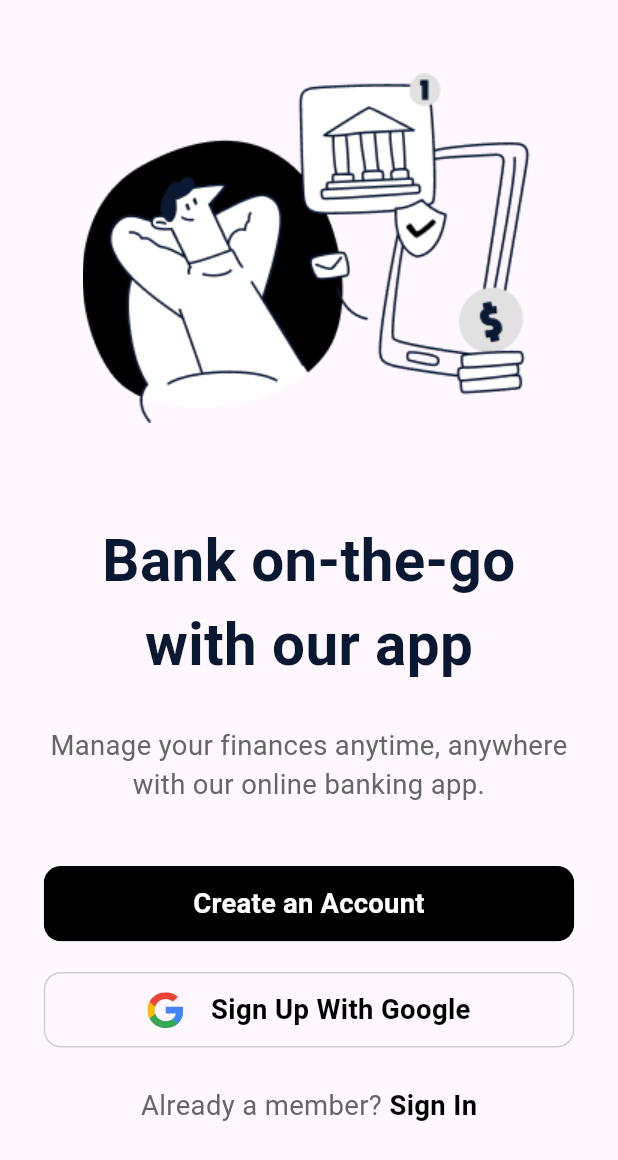
After one commit to Harshit-Kotecha/bank_app, a Flutter app: the SignInScreen screen opened by its route, on a phone screen of 412 x 824 dp. The commit adds this screen. Shown: the top 1160 px of the screen. Run offline on Flutter 3.47's test engine with Material 3 defaults, Android fonts, the phone set to English and light mode, and no system bars; our stand-ins replace flutter_svg, get; Roboto replaces fonts that are missing (Poppins).

Commit message:
Add sign in screen, update routes and imports

```diff
--- a/lib/constants/assets.dart
+++ b/lib/constants/assets.dart
@@ -4,6 +4,7 @@ abstract class Assets {
 
   static const String splashScreen = '$_baseImagePath/splash_screen.png';
   static const String profileImg = '$_baseImagePath/profile.png';
+  static const String signInImg = '$_baseImagePath/sign_in.png';
 
   static const String sendSvg = '$_baseSvgPath/send.svg';
   static const String lockSvg = '$_baseSvgPath/lock.svg';
@@ -18,4 +19,5 @@ abstract class Assets {
   static const String accountSvg = '$_baseSvgPath/account.svg';
   static const String backSvg = '$_baseSvgPath/back.svg';
   static const String successSvg = '$_baseSvgPath/success.svg';
+  static const String googleSvg = '$_baseSvgPath/google.svg';
 }
--- a/lib/features/auth/data/controller/splash_controller.dart
+++ b/lib/features/auth/data/controller/splash_controller.dart
@@ -15,6 +15,7 @@ class SplashController extends BaseController {
   }
 
   Future<void> handleLoginFlow() async {
+    // NavigationHandler.removeAllNavigateTo(NamedRoutes.signinScreen);
     NavigationHandler.removeAllNavigateTo(NamedRoutes.dashboardScreen);
   }
 }
--- /dev/null
+++ b/lib/features/auth/presentation/screens/sign_in_screen.dart
@@ -0,0 +1,116 @@
+import 'package:bank_app/constants/app_colors.dart';
+import 'package:bank_app/constants/assets.dart';
+import 'package:bank_app/core/custom_text.dart';
+import 'package:bank_app/core/custom_text_style.dart';
+import 'package:bank_app/utils/dimensions.dart';
+import 'package:bank_app/widgets/app_elevated_button.dart';
+import 'package:bank_app/widgets/spacing.dart';
+import 'package:flutter/material.dart';
+import 'package:flutter_svg/flutter_svg.dart';
+
+class SignInScreen extends StatelessWidget {
+  const SignInScreen({super.key});
+
+  @override
+  Widget build(BuildContext context) {
+    return Scaffold(
+      body: SafeArea(
+        child: Padding(
+          padding: EdgeInsets.symmetric(
+              horizontal: scaleW(context, 25.5), vertical: scaleH(context, 8)),
+          child: Column(
+            children: [
+              Spacing.verticalSpacing(context, 30),
+              _welcomeWidget(context),
+              Spacing.verticalSpacing(context, 32),
+              _signInButtons(context),
+              Spacing.verticalSpacing(context, 20),
+              Row(
+                mainAxisAlignment: MainAxisAlignment.center,
+                children: [
+                  CustomText(
+                    text: "Already a member?",
+                    textStyle: CustomTextStyle.textStyle16Regular(
+                      context,
+                      color: AppColors.lightTitleText,
+                    ),
+                    textAlign: TextAlign.center,
+                  ),
+                  CustomText(
+                    text: " Sign In",
+                    textStyle: CustomTextStyle.textStyle16SemiBold(
+                      context,
+                      color: AppColors.black,
+                    ),
+                    textAlign: TextAlign.center,
+                  ),
+                ],
+              )
+            ],
+          ),
+        ),
+      ),
+    );
+  }
+
+  _welcomeWidget(BuildContext context) {
+    return Column(
+      children: [
+        const Image(
+          image: AssetImage(Assets.signInImg),
+          fit: BoxFit.fill,
+        ),
+        Spacing.verticalSpacing(context, 50),
+        CustomText(
+          text: "Bank on-the-go with our app",
+          textStyle: CustomTextStyle.textStyle34Bold(
+            context,
+            color: AppColors.primaryColor,
+          ),
+          textAlign: TextAlign.center,
+        ),
+        Spacing.verticalSpacing(context, 20),
+        CustomText(
+          text:
+              "Manage your finances anytime, anywhere with our online banking app.",
+          textStyle: CustomTextStyle.textStyle16Regular(
+            context,
+            color: AppColors.lightTitleText,
+          ),
+          textAlign: TextAlign.center,
+        ),
+      ],
+    );
+  }
+
+  _signInButtons(BuildContext context) {
+    return Column(
+      children: [
+        AppElevatedButton(title: "Create an Account", onPress: () {}),
+        Spacing.verticalSpacing(context, 16),
+        Container(
+          width: double.maxFinite,
+          height: scaleH(context, 39),
+          decoration: BoxDecoration(
+            border: Border.all(color: AppColors.fCFCFCF),
+            borderRadius: BorderRadius.circular(scaleW(context, 10)),
+          ),
+          child: Row(
+            mainAxisAlignment: MainAxisAlignment.center,
+            children: [
+              SvgPicture.asset(Assets.googleSvg),
+              Spacing.horizontalSpacing(context, 16),
+              CustomText(
+                text: "Sign Up With Google",
+                textStyle: CustomTextStyle.textStyle16Bold(
+                  context,
+                  color: AppColors.black,
+                ),
+              ),
+            ],
+          ),
+        ),
+      ],
+    );
+  }
+}
--- a/lib/features/dashboard/data/controller/dashboard_controller.dart
+++ b/lib/features/dashboard/data/controller/dashboard_controller.dart
@@ -9,9 +9,9 @@ class DashboardController extends BaseController {
   RxInt selectedTabIndex = RxInt(0);
 
   final widgetOptions = [
-    HomeScreen(),
+    const HomeScreen(),
     TransferScreen(),
-    CardsScreen(),
-    AccountScreen(),
+    const CardsScreen(),
+    const AccountScreen(),
   ];
 }
--- a/lib/features/dashboard/presentation/screens/account_screen.dart
+++ b/lib/features/dashboard/presentation/screens/account_screen.dart
@@ -1,4 +1,3 @@
-import 'package:flutter/foundation.dart';
 import 'package:flutter/widgets.dart';
 
 class AccountScreen extends StatelessWidget {
--- a/lib/features/dashboard/presentation/screens/cards_screen.dart
+++ b/lib/features/dashboard/presentation/screens/cards_screen.dart
@@ -1,4 +1,3 @@
-import 'package:flutter/foundation.dart';
 import 'package:flutter/widgets.dart';
 
 class CardsScreen extends StatelessWidget {
--- a/lib/features/dashboard/presentation/screens/dashboard_screen.dart
+++ b/lib/features/dashboard/presentation/screens/dashboard_screen.dart
@@ -2,9 +2,7 @@ import 'package:bank_app/constants/app_colors.dart';
 import 'package:bank_app/constants/assets.dart';
 import 'package:bank_app/features/dashboard/data/controller/dashboard_controller.dart';
 import 'package:bank_app/utils/dimensions.dart';
-import 'package:flutter/foundation.dart';
 import 'package:flutter/material.dart';
-import 'package:flutter/widgets.dart';
 import 'package:flutter_svg/flutter_svg.dart';
 import 'package:get/get.dart';
 
--- a/lib/features/dashboard/presentation/screens/receipt_screen.dart
+++ b/lib/features/dashboard/presentation/screens/receipt_screen.dart
@@ -9,9 +9,7 @@ import 'package:bank_app/routing/navigation_handler.dart';
 import 'package:bank_app/utils/dimensions.dart';
 import 'package:bank_app/widgets/app_elevated_button.dart';
 import 'package:bank_app/widgets/spacing.dart';
-import 'package:flutter/foundation.dart';
 import 'package:flutter/material.dart';
-import 'package:flutter/widgets.dart';
 import 'package:flutter_svg/flutter_svg.dart';
 import 'package:get/get.dart';
 
--- a/lib/features/dashboard/presentation/screens/transfer_screen.dart
+++ b/lib/features/dashboard/presentation/screens/transfer_screen.dart
@@ -2,15 +2,12 @@ import 'package:bank_app/constants/app_colors.dart';
 import 'package:bank_app/features/dashboard/data/controller/transfer_money_controller.dart';
 import 'package:bank_app/features/dashboard/presentation/widgets/card_profile.dart';
 import 'package:bank_app/features/dashboard/presentation/widgets/my_app_bar.dart';
-import 'package:bank_app/routing/app_routes.dart';
 import 'package:bank_app/routing/named_routes.dart';
 import 'package:bank_app/routing/navigation_handler.dart';
 import 'package:bank_app/utils/dimensions.dart';
 import 'package:bank_app/widgets/app_elevated_button.dart';
 import 'package:bank_app/widgets/spacing.dart';
-import 'package:flutter/foundation.dart';
 import 'package:flutter/material.dart';
-import 'package:flutter/widgets.dart';
 import 'package:get/get.dart';
 
 class TransferScreen extends StatelessWidget {
--- a/lib/features/dashboard/presentation/widgets/card_profile.dart
+++ b/lib/features/dashboard/presentation/widgets/card_profile.dart
@@ -3,7 +3,6 @@ import 'package:bank_app/constants/assets.dart';
 import 'package:bank_app/core/custom_text.dart';
 import 'package:bank_app/core/custom_text_style.dart';
 import 'package:bank_app/widgets/spacing.dart';
-import 'package:flutter/foundation.dart';
 import 'package:flutter/widgets.dart';
 
 class CardProfile extends StatelessWidget {
--- a/lib/features/dashboard/presentation/widgets/icon_container.dart
+++ b/lib/features/dashboard/presentation/widgets/icon_container.dart
@@ -1,9 +1,7 @@
 import 'package:bank_app/constants/app_colors.dart';
-import 'package:bank_app/constants/assets.dart';
 import 'package:bank_app/core/custom_text.dart';
 import 'package:bank_app/core/custom_text_style.dart';
 import 'package:bank_app/widgets/spacing.dart';
-import 'package:flutter/foundation.dart';
 import 'package:flutter/widgets.dart';
 import 'package:flutter_svg/flutter_svg.dart';
 
--- a/lib/features/dashboard/presentation/widgets/my_app_bar.dart
+++ b/lib/features/dashboard/presentation/widgets/my_app_bar.dart
@@ -2,7 +2,6 @@ import 'package:bank_app/constants/app_colors.dart';
 import 'package:bank_app/constants/assets.dart';
 import 'package:bank_app/core/custom_text.dart';
 import 'package:bank_app/core/custom_text_style.dart';
-import 'package:flutter/foundation.dart';
 import 'package:flutter/widgets.dart';
 import 'package:flutter_svg/flutter_svg.dart';
 
--- a/lib/features/dashboard/presentation/widgets/transaction_tile.dart
+++ b/lib/features/dashboard/presentation/widgets/transaction_tile.dart
@@ -4,7 +4,6 @@ import 'package:bank_app/core/custom_text.dart';
 import 'package:bank_app/core/custom_text_style.dart';
 import 'package:bank_app/utils/dimensions.dart';
 import 'package:bank_app/widgets/spacing.dart';
-import 'package:flutter/foundation.dart';
 import 'package:flutter/material.dart';
 import 'package:flutter/widgets.dart';
 import 'package:flutter_svg/flutter_svg.dart';
--- a/lib/routing/app_routes.dart
+++ b/lib/routing/app_routes.dart
@@ -1,6 +1,6 @@
+import 'package:bank_app/features/auth/presentation/screens/sign_in_screen.dart';
 import 'package:bank_app/features/auth/presentation/screens/splash_screen.dart';
 import 'package:bank_app/features/dashboard/presentation/screens/dashboard_screen.dart';
-import 'package:bank_app/features/dashboard/presentation/screens/home_screen.dart';
 import 'package:bank_app/features/dashboard/presentation/screens/receipt_screen.dart';
 import 'package:bank_app/routing/named_routes.dart';
 import 'package:get/get.dart';
@@ -13,6 +13,10 @@ abstract class AppRoutes {
         page: () => SplashScreen(),
       ),
       GetPage(
+        name: NamedRoutes.signinScreen,
+        page: () => const SignInScreen(),
+      ),
+      GetPage(
         name: NamedRoutes.dashboardScreen,
         page: () => DashboardScreen(),
       ),
--- a/lib/routing/named_routes.dart
+++ b/lib/routing/named_routes.dart
@@ -1,5 +1,5 @@
 abstract class NamedRoutes {
-  static const loginScreen = '/loginView';
+  static const signinScreen = '/loginView';
   static const otpScreen = '/otpScreen';
   static const dashboardScreen = '/dashboardScreen';
   static const myAccount = '/myAccount';
--- a/lib/utils/base_controller.dart
+++ b/lib/utils/base_controller.dart
@@ -1,5 +1,3 @@
-import 'package:connectivity_plus/connectivity_plus.dart';
 import 'package:get/get.dart';
-import 'package:internet_connection_checker/internet_connection_checker.dart';
 
 class BaseController extends GetxController {}
--- a/lib/widgets/app_elevated_button.dart
+++ b/lib/widgets/app_elevated_button.dart
@@ -1,7 +1,6 @@
 import 'package:bank_app/constants/app_colors.dart';
 import 'package:bank_app/utils/dimensions.dart';
 import 'package:flutter/material.dart';
-import 'package:flutter_svg/flutter_svg.dart';
 import 'package:get/get.dart';
 
 class AppElevatedButton extends StatelessWidget {
```
Also changed, not shown: assets/images/sign_in.png (added), assets/svgs/google.svg (added).
